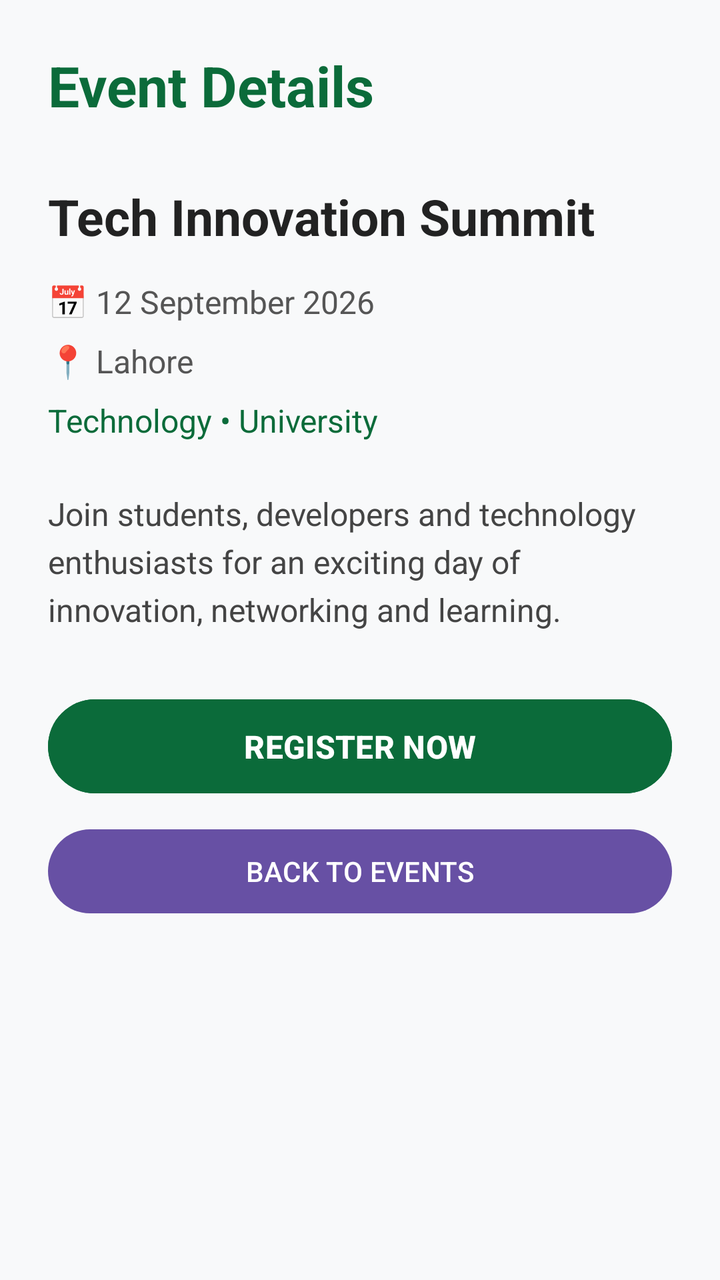
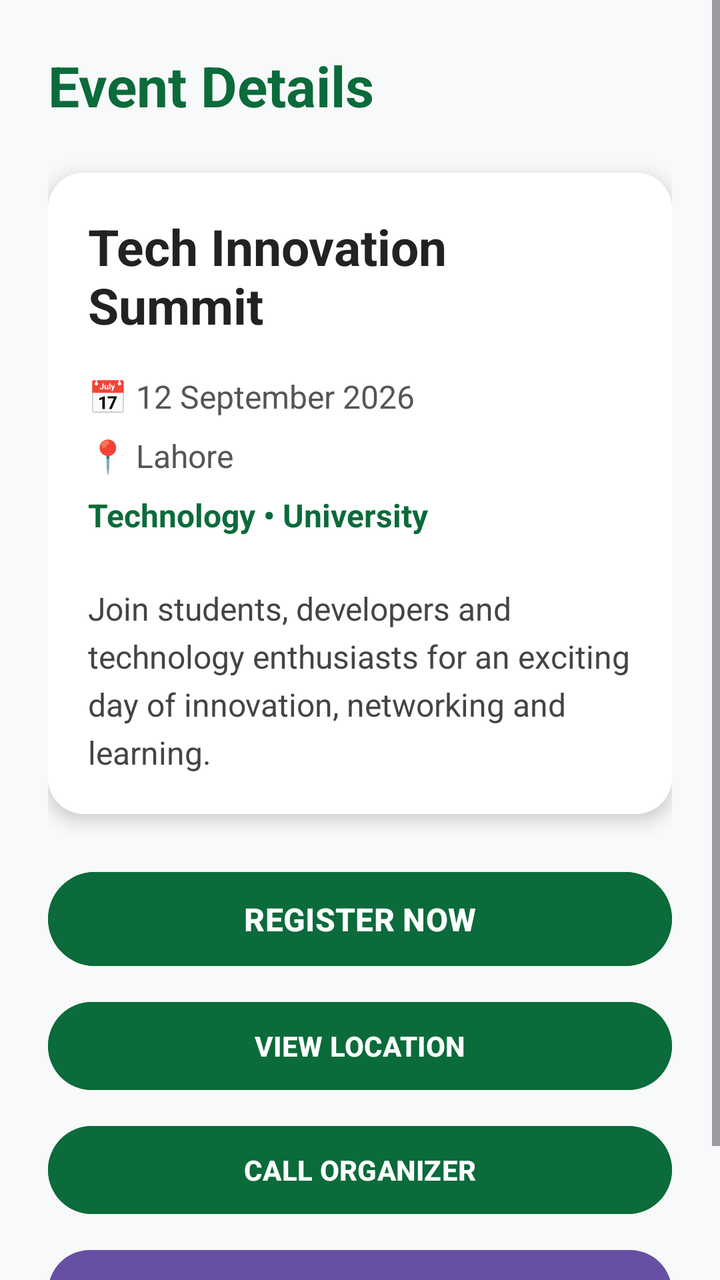

Before-and-after screenshots of an Android layout around one commit, followed by the original layout XML and the change that was made.
<!-- AndroidManifest.xml: application theme Theme.Taqreeb -->
<!-- res/layout/activity_event_details.xml -->
<?xml version="1.0" encoding="utf-8"?>
<ScrollView
    xmlns:android="http://schemas.android.com/apk/res/android"
    android:layout_width="match_parent"
    android:layout_height="match_parent"
    android:background="#F8F9FA">

    <LinearLayout
        android:layout_width="match_parent"
        android:layout_height="wrap_content"
        android:orientation="vertical"
        android:padding="24dp">

        <TextView
            android:layout_width="wrap_content"
            android:layout_height="wrap_content"
            android:text="Event Details"
            android:textColor="#0B6B3A"
            android:textSize="28sp"
            android:textStyle="bold" />

        <TextView
            android:id="@+id/txtEventName"
            android:layout_width="wrap_content"
            android:layout_height="wrap_content"
            android:text="Tech Innovation Summit"
            android:textColor="#222222"
            android:textSize="25sp"
            android:textStyle="bold"
            android:layout_marginTop="30dp" />

        <TextView
            android:id="@+id/txtEventDate"
            android:layout_width="wrap_content"
            android:layout_height="wrap_content"
            android:text="📅 12 September 2026"
            android:textSize="16sp"
            android:textColor="#555555"
            android:layout_marginTop="15dp" />

        <TextView
            android:id="@+id/txtEventLocation"
            android:layout_width="wrap_content"
            android:layout_height="wrap_content"
            android:text="📍 Lahore"
            android:textSize="16sp"
            android:textColor="#555555"
            android:layout_marginTop="8dp" />

        <TextView
            android:id="@+id/txtEventCategory"
            android:layout_width="wrap_content"
            android:layout_height="wrap_content"
            android:text="Technology • University"
            android:textSize="16sp"
            android:textColor="#0B6B3A"
            android:layout_marginTop="8dp" />

        <TextView
            android:id="@+id/txtEventDescription"
            android:layout_width="match_parent"
            android:layout_height="wrap_content"
            android:text="Join students, developers and technology enthusiasts for an exciting day of innovation, networking and learning."
            android:textSize="16sp"
            android:textColor="#444444"
            android:lineSpacingExtra="5dp"
            android:layout_marginTop="25dp" />

        <Button
            android:id="@+id/btnRegister"
            android:layout_width="match_parent"
            android:layout_height="55dp"
            android:text="REGISTER NOW"
            android:textColor="#FFFFFF"
            android:textStyle="bold"
            android:textSize="16sp"
            android:backgroundTint="#0B6B3A"
            android:layout_marginTop="30dp" />

        <Button
            android:id="@+id/btnBack"
            android:layout_width="match_parent"
            android:layout_height="50dp"
            android:text="BACK TO EVENTS"
            android:layout_marginTop="10dp" />

    </LinearLayout>

</ScrollView>
<!-- resources referenced by this layout -->
<resources>
  <style name="Theme.Taqreeb" parent="Base.Theme.Taqreeb" />
  <style name="Base.Theme.Taqreeb" parent="Theme.Material3.DayNight.NoActionBar">
          
          
      </style>
</resources>

<!-- the commit's change to res/layout/activity_event_details.xml (unified diff, before → after) -->
@@ -1,6 +1,7 @@
 <?xml version="1.0" encoding="utf-8"?>
 <ScrollView
     xmlns:android="http://schemas.android.com/apk/res/android"
+    xmlns:app="http://schemas.android.com/apk/res-auto"
     android:layout_width="match_parent"
     android:layout_height="match_parent"
     android:background="#F8F9FA">
@@ -11,6 +12,8 @@
         android:orientation="vertical"
         android:padding="24dp">
 
+        
+
         <TextView
             android:layout_width="wrap_content"
             android:layout_height="wrap_content"
@@ -19,52 +22,91 @@
             android:textSize="28sp"
             android:textStyle="bold" />
 
-        <TextView
-            android:id="@+id/txtEventName"
-            android:layout_width="wrap_content"
-            android:layout_height="wrap_content"
-            android:text="Tech Innovation Summit"
-            android:textColor="#222222"
-            android:textSize="25sp"
-            android:textStyle="bold"
-            android:layout_marginTop="30dp" />
 
-        <TextView
-            android:id="@+id/txtEventDate"
-            android:layout_width="wrap_content"
-            android:layout_height="wrap_content"
-            android:text="📅 12 September 2026"
-            android:textSize="16sp"
-            android:textColor="#555555"
-            android:layout_marginTop="15dp" />
+        
 
-        <TextView
-            android:id="@+id/txtEventLocation"
-            android:layout_width="wrap_content"
-            android:layout_height="wrap_content"
-            android:text="📍 Lahore"
-            android:textSize="16sp"
-            android:textColor="#555555"
-            android:layout_marginTop="8dp" />
-
-        <TextView
-            android:id="@+id/txtEventCategory"
-            android:layout_width="wrap_content"
-            android:layout_height="wrap_content"
-            android:text="Technology • University"
-            android:textSize="16sp"
-            android:textColor="#0B6B3A"
-            android:layout_marginTop="8dp" />
-
-        <TextView
-            android:id="@+id/txtEventDescription"
+        <androidx.cardview.widget.CardView
             android:layout_width="match_parent"
             android:layout_height="wrap_content"
-            android:text="Join students, developers and technology enthusiasts for an exciting day of innovation, networking and learning."
-            android:textSize="16sp"
-            android:textColor="#444444"
-            android:lineSpacingExtra="5dp"
-            android:layout_marginTop="25dp" />
+            android:layout_marginTop="25dp"
+            app:cardBackgroundColor="#FFFFFF"
+            app:cardCornerRadius="18dp"
+            app:cardElevation="5dp">
+
+            <LinearLayout
+                android:layout_width="match_parent"
+                android:layout_height="wrap_content"
+                android:orientation="vertical"
+                android:padding="20dp"
+                android:background="#FFFFFF">
+
+                
+
+                <TextView
+                    android:id="@+id/txtEventName"
+                    android:layout_width="match_parent"
+                    android:layout_height="wrap_content"
+                    android:text="Tech Innovation Summit"
+                    android:textColor="#222222"
+                    android:textSize="25sp"
+                    android:textStyle="bold" />
+
+
+                
+
+                <TextView
+                    android:id="@+id/txtEventDate"
+                    android:layout_width="match_parent"
+                    android:layout_height="wrap_content"
+                    android:text="📅 12 September 2026"
+                    android:textSize="16sp"
+                    android:textColor="#555555"
+                    android:layout_marginTop="18dp" />
+
+
+                
+
+                <TextView
+                    android:id="@+id/txtEventLocation"
+                    android:layout_width="match_parent"
+                    android:layout_height="wrap_content"
+                    android:text="📍 Lahore"
+                    android:textSize="16sp"
+                    android:textColor="#555555"
+                    android:layout_marginTop="8dp" />
+
+
+                
+
+                <TextView
+                    android:id="@+id/txtEventCategory"
+                    android:layout_width="match_parent"
+                    android:layout_height="wrap_content"
+                    android:text="Technology • University"
+                    android:textSize="16sp"
+                    android:textStyle="bold"
+                    android:textColor="#0B6B3A"
+                    android:layout_marginTop="8dp" />
+
+
+                
+
+                <TextView
+                    android:id="@+id/txtEventDescription"
+                    android:layout_width="match_parent"
+                    android:layout_height="wrap_content"
+                    android:text="Join students, developers and technology enthusiasts for an exciting day of innovation, networking and learning."
+                    android:textSize="16sp"
+                    android:textColor="#444444"
+                    android:lineSpacingExtra="5dp"
+                    android:layout_marginTop="25dp" />
+
+            </LinearLayout>
+
+        </androidx.cardview.widget.CardView>
+
+
+        
 
         <Button
             android:id="@+id/btnRegister"
@@ -75,14 +117,44 @@
             android:textStyle="bold"
             android:textSize="16sp"
             android:backgroundTint="#0B6B3A"
-            android:layout_marginTop="30dp" />
+            android:layout_marginTop="25dp" />
+
+
+        
+
+        <Button
+            android:id="@+id/btnViewLocation"
+            android:layout_width="match_parent"
+            android:layout_height="52dp"
+            android:text="VIEW LOCATION"
+            android:textStyle="bold"
+            android:textColor="#FFFFFF"
+            android:backgroundTint="#0B6B3A"
+            android:layout_marginTop="10dp" />
+
+
+        
+
+        <Button
+            android:id="@+id/btnCallOrganizer"
+            android:layout_width="match_parent"
+            android:layout_height="52dp"
+            android:text="CALL ORGANIZER"
+            android:textStyle="bold"
+            android:textColor="#FFFFFF"
+            android:backgroundTint="#0B6B3A"
+            android:layout_marginTop="10dp" />
+
+
+        
 
         <Button
             android:id="@+id/btnBack"
             android:layout_width="match_parent"
             android:layout_height="50dp"
             android:text="BACK TO EVENTS"
-            android:layout_marginTop="10dp" />
+            android:layout_marginTop="10dp"
+            android:layout_marginBottom="20dp" />
 
     </LinearLayout>
 
